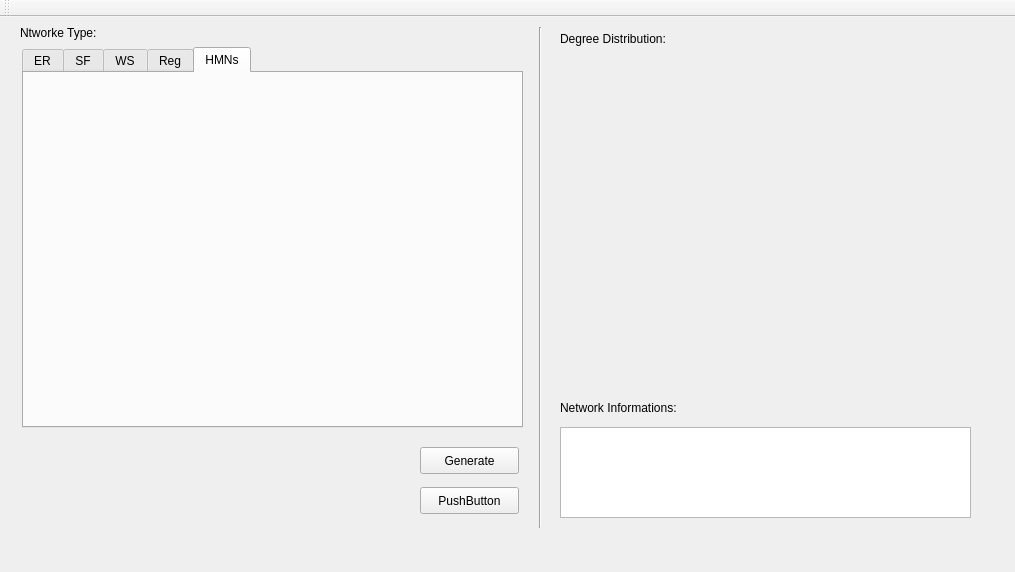
Before: the Qt Designer form mainwindow.ui in ahmadiphy/CXnet, drawn with Qt 5.
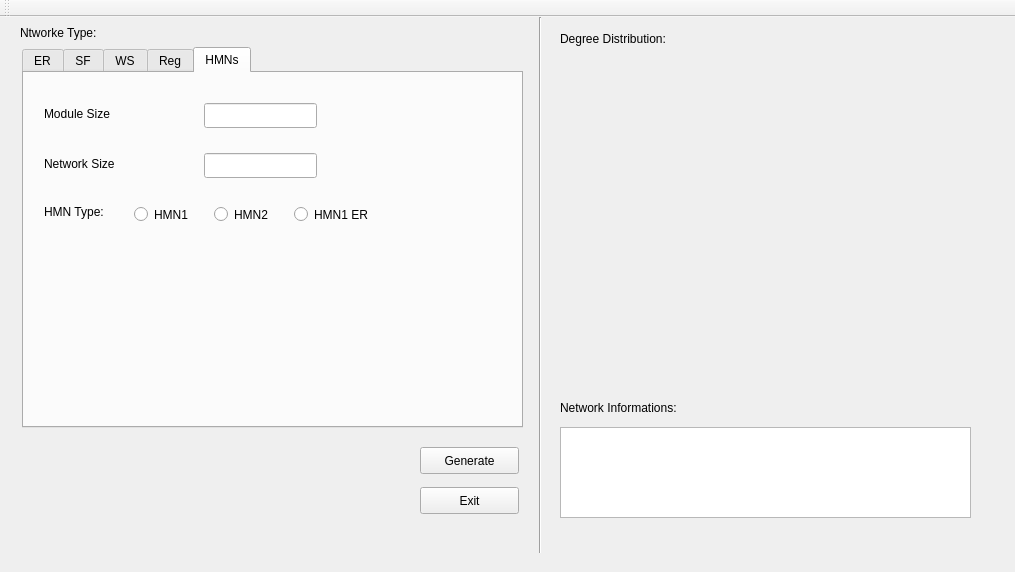
After: the same form once the commit is applied. The open tabs and pages were chosen to show the change. Custom widgets are drawn as their Qt base class.

The edit to the form file:
```diff
--- a/mainwindow.ui
+++ b/mainwindow.ui
@@ -62,9 +62,9 @@
     <property name="geometry">
      <rect>
       <x>530</x>
-      <y>10</y>
+      <y>0</y>
       <width>20</width>
-      <height>501</height>
+      <height>541</height>
      </rect>
     </property>
     <property name="orientation">
@@ -85,6 +85,9 @@
     </property>
    </widget>
    <widget class="QTabWidget" name="tabWidget">
+    <property name="enabled">
+     <bool>true</bool>
+    </property>
     <property name="geometry">
      <rect>
       <x>22</x>
@@ -120,6 +123,104 @@
      <attribute name="title">
       <string>HMNs</string>
      </attribute>
+     <widget class="QLabel" name="label_6">
+      <property name="geometry">
+       <rect>
+        <x>20</x>
+        <y>20</y>
+        <width>131</width>
+        <height>41</height>
+       </rect>
+      </property>
+      <property name="text">
+       <string>Module Size</string>
+      </property>
+     </widget>
+     <widget class="QLabel" name="label_7">
+      <property name="geometry">
+       <rect>
+        <x>20</x>
+        <y>70</y>
+        <width>121</width>
+        <height>41</height>
+       </rect>
+      </property>
+      <property name="text">
+       <string>Network Size</string>
+      </property>
+     </widget>
+     <widget class="QLineEdit" name="lineEdit_3">
+      <property name="geometry">
+       <rect>
+        <x>180</x>
+        <y>30</y>
+        <width>113</width>
+        <height>25</height>
+       </rect>
+      </property>
+     </widget>
+     <widget class="QLineEdit" name="lineEdit_4">
+      <property name="geometry">
+       <rect>
+        <x>180</x>
+        <y>80</y>
+        <width>113</width>
+        <height>25</height>
+       </rect>
+      </property>
+     </widget>
+     <widget class="QLabel" name="label_8">
+      <property name="geometry">
+       <rect>
+        <x>20</x>
+        <y>130</y>
+        <width>81</width>
+        <height>17</height>
+       </rect>
+      </property>
+      <property name="text">
+       <string>HMN Type:</string>
+      </property>
+     </widget>
+     <widget class="QRadioButton" name="radioButton">
+      <property name="geometry">
+       <rect>
+        <x>110</x>
+        <y>130</y>
+        <width>71</width>
+        <height>23</height>
+       </rect>
+      </property>
+      <property name="text">
+       <string>HMN1</string>
+      </property>
+     </widget>
+     <widget class="QRadioButton" name="radioButton_2">
+      <property name="geometry">
+       <rect>
+        <x>190</x>
+        <y>130</y>
+        <width>71</width>
+        <height>23</height>
+       </rect>
+      </property>
+      <property name="text">
+       <string>HMN2</string>
+      </property>
+     </widget>
+     <widget class="QRadioButton" name="radioButton_3">
+      <property name="geometry">
+       <rect>
+        <x>270</x>
+        <y>130</y>
+        <width>111</width>
+        <height>23</height>
+       </rect>
+      </property>
+      <property name="text">
+       <string>HMN1 ER</string>
+      </property>
+     </widget>
     </widget>
    </widget>
    <widget class="QPushButton" name="pushButton">
@@ -132,7 +233,7 @@
      </rect>
     </property>
     <property name="text">
-     <string>PushButton</string>
+     <string>Exit</string>
     </property>
    </widget>
    <widget class="QLabel" name="label_2">
```
Left out of the diff: 102 changed lines with no effect on the pictures.
